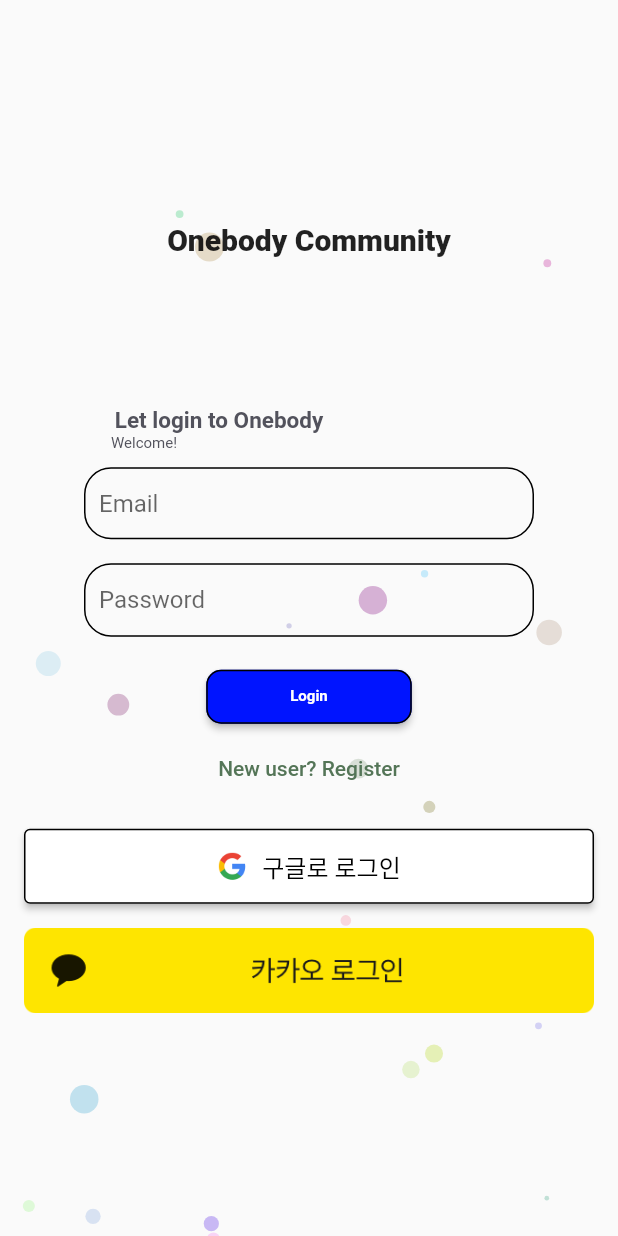
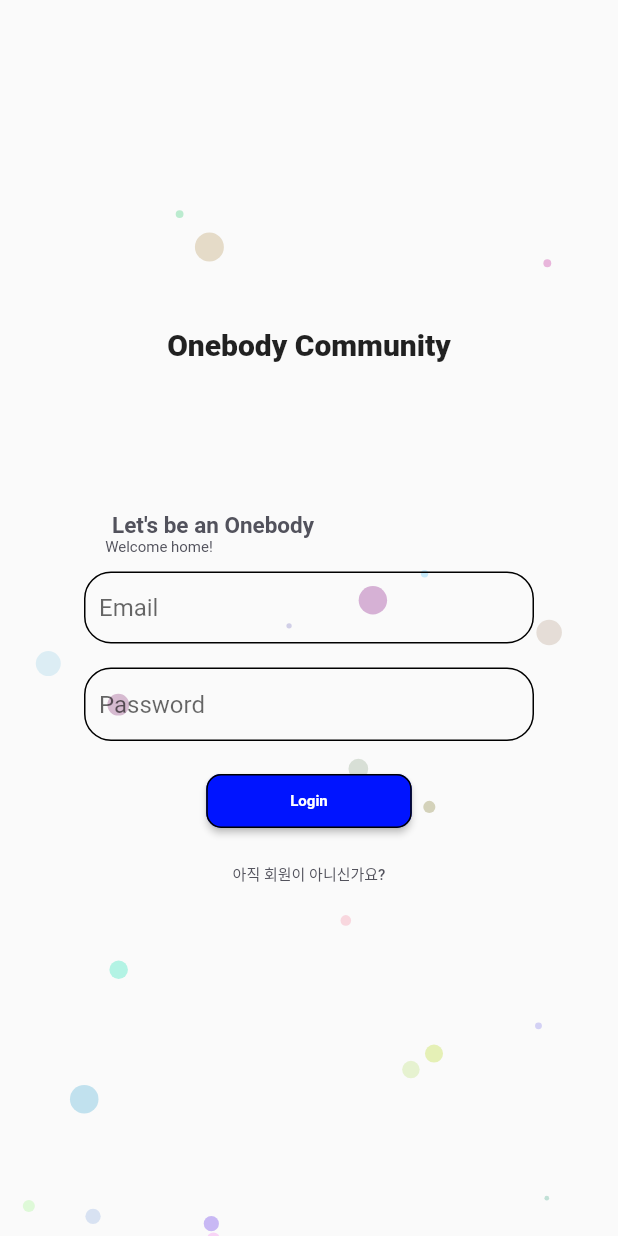
Before and after one commit to orothy579/Onyou, a Flutter app: the screen it shows after launch, on a phone screen of 412 x 824 dp. Run offline on Flutter 3.47's test engine with Material 2 defaults, Android fonts, the phone set to English and light mode, and no system bars; our stand-ins replace carousel_slider, cloud_firestore, dots_indicator, file_picker, firebase_auth, firebase_core and 10 more; missing offline and left inert: image_downloader, kakao_flutter_sdk, kakao_flutter_sdk_common; accounts and stored records are empty; network calls fail; Roboto replaces fonts that are missing (Pretendard); project files that could hold a hidden picture were left out.

Commit message:
login page UI updated

```diff
--- a/lib/screens/login.dart
+++ b/lib/screens/login.dart
@@ -185,9 +185,6 @@ class _LoginPageState extends State<LoginPage> {
     return userCredential.user;
   }
 
-
-
-
   @override
   Widget build(BuildContext context) {
     double width = MediaQuery.of(context).size.width;
@@ -232,9 +229,9 @@ class _LoginPageState extends State<LoginPage> {
                 ),
                 SizedBox(height: 100.0,),
                 Padding(
-                  padding: EdgeInsets.only(right:120), // 모든 방향으로 16 픽셀의 패딩 적용
+                  padding: EdgeInsets.only(right:128), // 모든 방향으로 16 픽셀의 패딩 적용
                   child: Text(
-                    'Let login to Onebody',
+                    'Let\'s be an Onebody',
                     style: TextStyle(
                       fontWeight: FontWeight.bold,
                       fontSize: 15,
@@ -243,9 +240,9 @@ class _LoginPageState extends State<LoginPage> {
                   ),
                 ),
                 Padding(
-                  padding: EdgeInsets.only(right: 220), // 상단에 8 픽셀의 패딩 적용
+                  padding: EdgeInsets.only(right: 200), // 상단에 8 픽셀의 패딩 적용
                   child: Text(
-                    'Welcome!',
+                    'Welcome home!',
                     style: TextStyle(
                       fontSize: 10,
                       color: Color(0xFF52525C),
@@ -370,93 +367,99 @@ class _LoginPageState extends State<LoginPage> {
                     Navigator.of(context).pushReplacementNamed(
                         '/register'); // assuming you have a '/register' route
                   },
-                  child: Text('New user? Register'),
-                ),
-                SizedBox(height: 16),
-                ElevatedButton(
-                  onPressed: () async {
-                    try {
-                      User? user = await signInWithGoogle();
-                      if (user != null) {
-                        var docSnapshot = await FirebaseFirestore.instance
-                            .collection('users')
-                            .doc(user.uid)
-                            .get();
-                        var teamRef = docSnapshot.data()?['teamRef'];
-
-                        // If teamRef is null or empty, navigate to profile page
-                        if (teamRef == null || teamRef.isEmpty) {
-                          Navigator.of(context)
-                              .pushReplacementNamed('/profileRegister');
-                        } else {
-                          Navigator.of(context).pushReplacementNamed(
-                              '/home'); // assuming you have a '/home' route
-                        }
-                      }
-                    } catch (error) {
-                      print(error);
-
-                      // Show error message to the user
-                      ScaffoldMessenger.of(context).showSnackBar(
-                        SnackBar(
-                          content: Text('An error occurred during Google sign in.'),
-                        ),
-                      );
-                    }
-                  },
-                  style: ButtonStyle(
-                    backgroundColor: MaterialStateProperty.all(Colors.white),
-                    side:
-                        MaterialStateProperty.all(BorderSide(color: Colors.black)),
-                    minimumSize: MaterialStateProperty.all(Size(200.0, 50.0)),  // add this line
-                  ),
-                  child: Row(
-                    mainAxisAlignment: MainAxisAlignment.center,
-                    children: [
-                      Image.asset('assets/g-logo.png', height: 20.0),
-                      Padding(
-                        padding: const EdgeInsets.only(left: 10.0),
-                        child: Text('구글로 로그인',
-                            style:
-                                TextStyle(color: Colors.black, fontSize: 16.0)),
-                      ),
-                    ],
+                  child:  Text(
+                    '아직 회원이 아니신가요?',
+                    style: TextStyle(
+                      fontSize: 10,
+                      color: Color(0xFF52525C),
+                    ),
                   ),
                 ),
-                SizedBox(height: 16),
-                GestureDetector(
-                  onTap: () async {
-                    try {
-                      User? user = await signInWithKakao();
-                      if (user != null) {
-                        var docSnapshot = await FirebaseFirestore.instance
-                            .collection('users')
-                            .doc(user.uid)
-                            .get();
-                        var teamRef = docSnapshot.data()?['teamRef'];
-
-                        // If teamRef is null or empty, navigate to profile page
-                        if (teamRef == null || teamRef.isEmpty) {
-                          Navigator.of(context)
-                              .pushReplacementNamed('/profileRegister');
-                        } else {
-                          Navigator.of(context).pushReplacementNamed(
-                              '/home'); // assuming you have a '/home' route
-                        }
-                      }
-                    } catch (error) {
-                      print(error);
-
-                      // Show error message to the user
-                      ScaffoldMessenger.of(context).showSnackBar(
-                        SnackBar(
-                          content: Text('An error occurred during Kakao sign in.'),
-                        ),
-                      );
-                    }
-                  },
-                  child: Image.asset('assets/kakao_login_large_wide.png'),
-                )
+                // SizedBox(height: 16),
+                // ElevatedButton(
+                //   onPressed: () async {
+                //     try {
+                //       User? user = await signInWithGoogle();
+                //       if (user != null) {
+                //         var docSnapshot = await FirebaseFirestore.instance
+                //             .collection('users')
+                //             .doc(user.uid)
+                //             .get();
+                //         var teamRef = docSnapshot.data()?['teamRef'];
+                //
+                //         // If teamRef is null or empty, navigate to profile page
+                //         if (teamRef == null || teamRef.isEmpty) {
+                //           Navigator.of(context)
+                //               .pushReplacementNamed('/profileRegister');
+                //         } else {
+                //           Navigator.of(context).pushReplacementNamed(
+                //               '/home'); // assuming you have a '/home' route
+                //         }
+                //       }
+                //     } catch (error) {
+                //       print(error);
+                //
+                //       // Show error message to the user
+                //       ScaffoldMessenger.of(context).showSnackBar(
+                //         SnackBar(
+                //           content: Text('An error occurred during Google sign in.'),
+                //         ),
+                //       );
+                //     }
+                //   },
+                //   style: ButtonStyle(
+                //     backgroundColor: MaterialStateProperty.all(Colors.white),
+                //     side:
+                //         MaterialStateProperty.all(BorderSide(color: Colors.black)),
+                //     minimumSize: MaterialStateProperty.all(Size(200.0, 50.0)),  // add this line
+                //   ),
+                //   child: Row(
+                //     mainAxisAlignment: MainAxisAlignment.center,
+                //     children: [
+                //       Image.asset('assets/g-logo.png', height: 20.0),
+                //       Padding(
+                //         padding: const EdgeInsets.only(left: 10.0),
+                //         child: Text('구글로 로그인',
+                //             style:
+                //                 TextStyle(color: Colors.black, fontSize: 16.0)),
+                //       ),
+                //     ],
+                //   ),
+                // ),
+                // SizedBox(height: 16),
+                // GestureDetector(
+                //   onTap: () async {
+                //     try {
+                //       User? user = await signInWithKakao();
+                //       if (user != null) {
+                //         var docSnapshot = await FirebaseFirestore.instance
+                //             .collection('users')
+                //             .doc(user.uid)
+                //             .get();
+                //         var teamRef = docSnapshot.data()?['teamRef'];
+                //
+                //         // If teamRef is null or empty, navigate to profile page
+                //         if (teamRef == null || teamRef.isEmpty) {
+                //           Navigator.of(context)
+                //               .pushReplacementNamed('/profileRegister');
+                //         } else {
+                //           Navigator.of(context).pushReplacementNamed(
+                //               '/home'); // assuming you have a '/home' route
+                //         }
+                //       }
+                //     } catch (error) {
+                //       print(error);
+                //
+                //       // Show error message to the user
+                //       ScaffoldMessenger.of(context).showSnackBar(
+                //         SnackBar(
+                //           content: Text('An error occurred during Kakao sign in.'),
+                //         ),
+                //       );
+                //     }
+                //   },
+                //   child: Image.asset('assets/kakao_login_large_wide.png'),
+                // )
               ],
             ),
           ),
```
